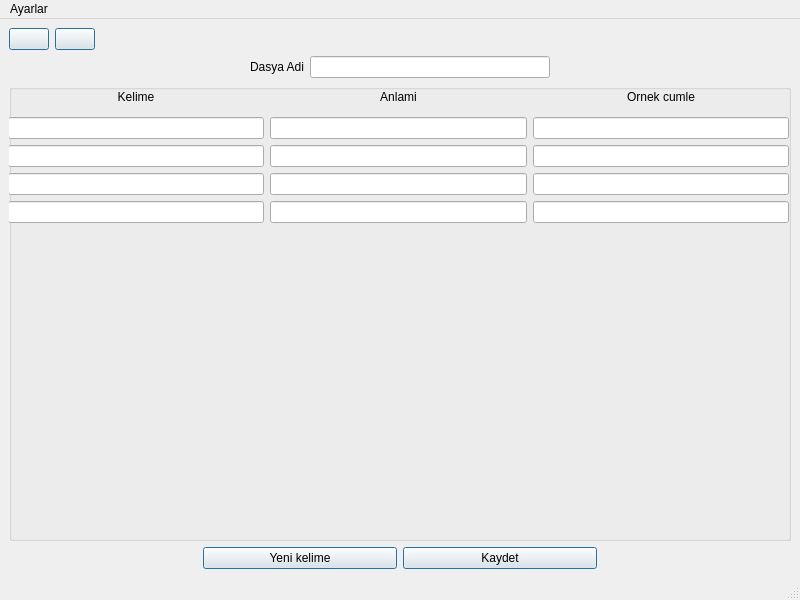
First picture: the form in dosyaici.ui, repository SuatCobankaya/ingilizce, before the edit.
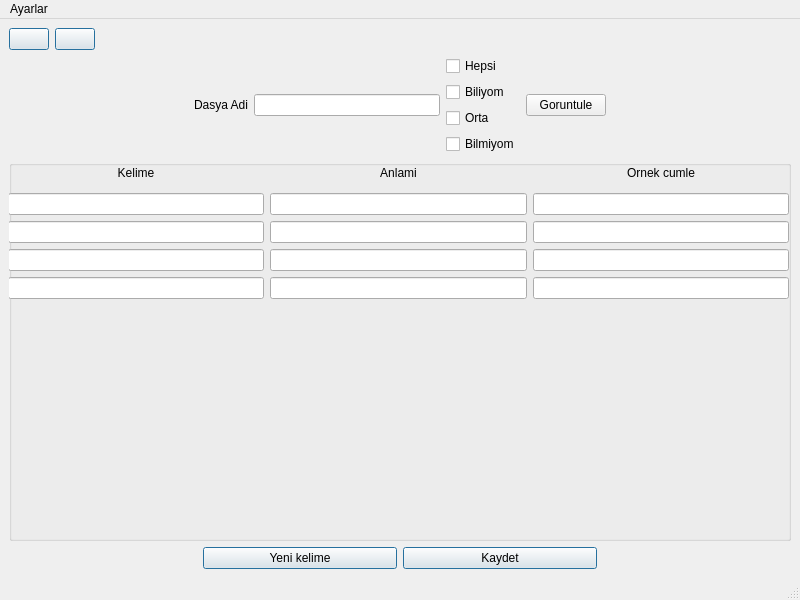
Second picture: the form after the edit. Icons and pictures are not drawn.

Patch:
```diff
--- a/dosyaici.ui
+++ b/dosyaici.ui
@@ -91,6 +91,51 @@
       <item>
        <widget class="QLineEdit" name="lineEdit_dosya"/>
       </item>
+      <item>
+       <layout class="QVBoxLayout" name="verticalLayout_2">
+        <item>
+         <widget class="QCheckBox" name="checkBox_hepsi">
+          <property name="text">
+           <string>Hepsi</string>
+          </property>
+         </widget>
+        </item>
+        <item>
+         <widget class="QCheckBox" name="checkBox_biliyom">
+          <property name="text">
+           <string>Biliyom</string>
+          </property>
+         </widget>
+        </item>
+        <item>
+         <widget class="QCheckBox" name="checkBox_orta">
+          <property name="text">
+           <string>Orta</string>
+          </property>
+         </widget>
+        </item>
+        <item>
+         <widget class="QCheckBox" name="checkBox_bilmiyom">
+          <property name="text">
+           <string>Bilmiyom</string>
+          </property>
+         </widget>
+        </item>
+       </layout>
+      </item>
+      <item>
+       <widget class="QPushButton" name="pushButton_goruntule">
+        <property name="sizePolicy">
+         <sizepolicy hsizetype="Minimum" vsizetype="Fixed">
+          <horstretch>0</horstretch>
+          <verstretch>0</verstretch>
+         </sizepolicy>
+        </property>
+        <property name="text">
+         <string>Goruntule</string>
+        </property>
+       </widget>
+      </item>
       <item>
        <spacer name="horizontalSpacer">
         <property name="orientation">
```
